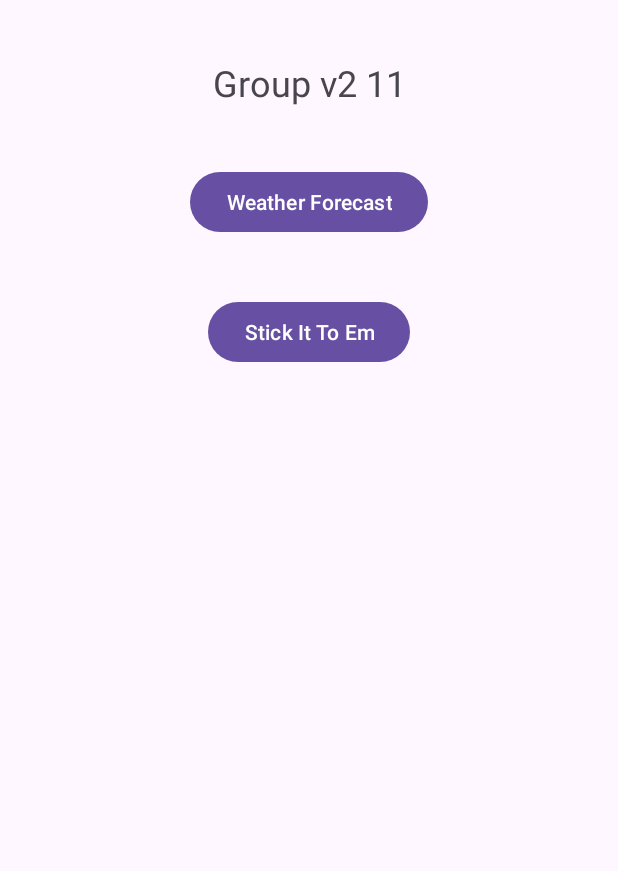
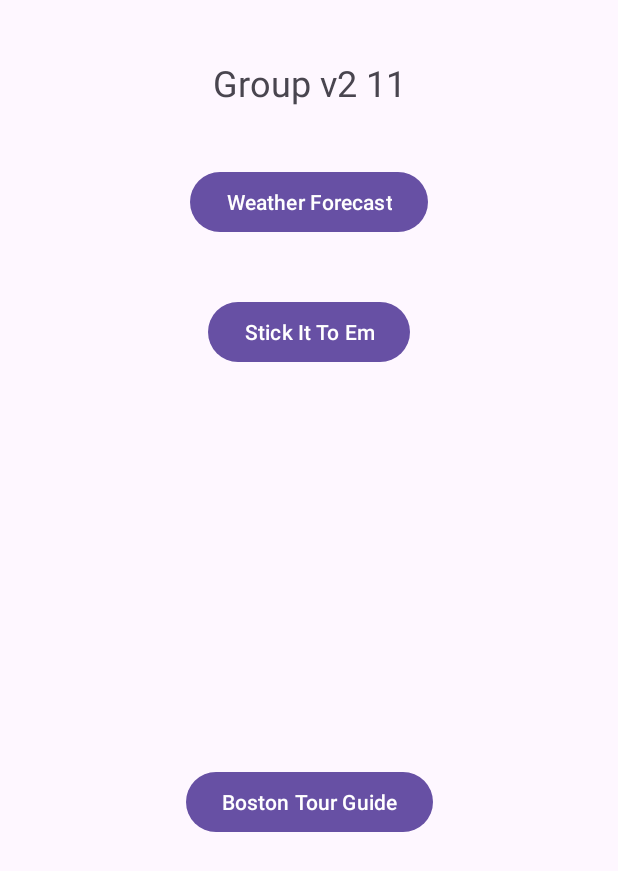
Before and after one commit to CS5520Feinberg/final-project-v2-group-11, an Android app: the screen it shows after launch (MainActivity), on a phone screen of 412 x 824 dp. Shown: the top 871 px of the screen. Run offline under Robolectric (Android 15) with nearby library versions, the phone set to English and light mode, and no system bars.

Commit message:
Started project. Home page added, buttons to other activties added

```diff
--- a/NUMAD23Su_gourpv2_11/app/build.gradle
+++ b/NUMAD23Su_gourpv2_11/app/build.gradle
@@ -21,6 +21,7 @@ android {
         release {
             minifyEnabled false
             proguardFiles getDefaultProguardFile('proguard-android-optimize.txt'), 'proguard-rules.pro'
+            signingConfig signingConfigs.debug
         }
     }
     compileOptions {
@@ -35,6 +36,7 @@ dependencies {
     implementation 'com.google.android.material:material:1.5.0'
     implementation 'androidx.constraintlayout:constraintlayout:2.1.4'
     implementation 'com.google.firebase:firebase-database:20.2.2'
+    implementation 'androidx.cardview:cardview:1.0.0'
     testImplementation 'junit:junit:4.13.2'
     androidTestImplementation 'androidx.test.ext:junit:1.1.5'
     androidTestImplementation 'androidx.test.espresso:espresso-core:3.5.1'
--- a/NUMAD23Su_gourpv2_11/app/src/main/AndroidManifest.xml
+++ b/NUMAD23Su_gourpv2_11/app/src/main/AndroidManifest.xml
@@ -34,6 +34,9 @@
             android:name=".AtYourService.SecondActivity"
             android:exported="false" />
         <activity
+            android:name=".TourGuide.TourGuide"
+            android:exported="false"/>
+        <activity
             android:name=".MainActivity"
             android:exported="true">
             <intent-filter>
@@ -42,6 +45,7 @@
                 <category android:name="android.intent.category.LAUNCHER" />
             </intent-filter>
         </activity>
+
     </application>
 
 </manifest>
--- a/NUMAD23Su_gourpv2_11/app/src/main/java/com/example/numad23su_gourpv2_11/MainActivity.java
+++ b/NUMAD23Su_gourpv2_11/app/src/main/java/com/example/numad23su_gourpv2_11/MainActivity.java
@@ -8,6 +8,7 @@ package com.example.numad23su_gourpv2_11;
 
         import com.example.numad23su_gourpv2_11.AtYourService.SecondActivity;
         import com.example.numad23su_gourpv2_11.StickItToEm.StickItToEm;
+        import com.example.numad23su_gourpv2_11.TourGuide.TourGuide;
 
 public class MainActivity extends AppCompatActivity {
 
@@ -17,16 +18,22 @@ public class MainActivity extends AppCompatActivity {
         setContentView(R.layout.activity_main);
 
         Button openSecondActivityButton = findViewById(R.id.button_open_second_activity);
-        Button stickItToEmBtn = findViewById(R.id.stickItToEmButton);
+        Button stickItToEmButton = findViewById(R.id.stickItToEmButton);
+        Button tourGuideButton = findViewById(R.id.tourGuide);
 
         openSecondActivityButton.setOnClickListener(view -> {
             Intent intent = new Intent(MainActivity.this, SecondActivity.class);
             startActivity(intent);
         });
 
-        stickItToEmBtn.setOnClickListener(view -> {
-            Intent intent1 = new Intent(MainActivity.this, StickItToEm.class);
-            startActivity(intent1);
+        stickItToEmButton.setOnClickListener(view -> {
+            Intent intent = new Intent(MainActivity.this, StickItToEm.class);
+            startActivity(intent);
+        });
+
+        tourGuideButton.setOnClickListener(view ->{
+            Intent intent = new Intent(MainActivity.this, TourGuide.class);
+            startActivity(intent);
         });
     }
 }
--- a/NUMAD23Su_gourpv2_11/app/src/main/res/layout/activity_main.xml
+++ b/NUMAD23Su_gourpv2_11/app/src/main/res/layout/activity_main.xml
@@ -38,4 +38,15 @@
         app:layout_constraintTop_toTopOf="parent"
         tools:ignore="HardcodedText" />
 
+    <Button
+        android:id="@+id/tourGuide"
+        android:layout_width="wrap_content"
+        android:layout_height="wrap_content"
+        android:text="Boston Tour Guide"
+        app:layout_constraintBottom_toBottomOf="parent"
+        app:layout_constraintEnd_toEndOf="parent"
+        app:layout_constraintStart_toStartOf="parent"
+        app:layout_constraintTop_toBottomOf="@+id/stickItToEmButton"
+        tools:ignore="HardcodedText" />
+
 </androidx.constraintlayout.widget.ConstraintLayout>
```
Also changed, not shown: NUMAD23Su_gourpv2_11/app/src/main/java/com/example/numad23su_gourpv2_11/TourGuide/TourGuide.java (added, +14 -0 lines), NUMAD23Su_gourpv2_11/app/src/main/res/layout/activity_tour_guide_home_screen.xml (added, +83 -0 lines), NUMAD23Su_gourpv2_11/app/src/main/res/drawable/add.png (added), NUMAD23Su_gourpv2_11/app/src/main/res/drawable/faq.png (added), NUMAD23Su_gourpv2_11/app/src/main/res/drawable/freedom_trail_home_page.jpg (added).
